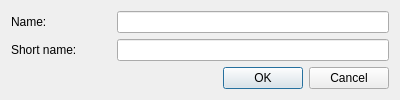
Old version of the form OrmasAdmin/OrmasAdmin/CreatePrdTpDlg.ui in the repository Dalerjon/TheOrmasProejct.
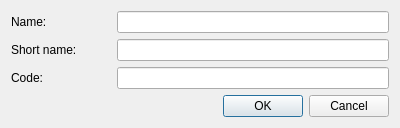
New version of the form.

```diff
--- a/OrmasAdmin/OrmasAdmin/CreatePrdTpDlg.ui
+++ b/OrmasAdmin/OrmasAdmin/CreatePrdTpDlg.ui
@@ -7,7 +7,7 @@
     <x>0</x>
     <y>0</y>
     <width>400</width>
-    <height>99</height>
+    <height>127</height>
    </rect>
   </property>
   <property name="sizePolicy">
@@ -65,7 +65,7 @@
      </property>
     </widget>
    </item>
-   <item row="2" column="0" colspan="2">
+   <item row="3" column="0" colspan="2">
     <layout class="QHBoxLayout" name="horizontalLayout">
      <item>
       <spacer name="horizontalSpacer">
@@ -103,6 +103,20 @@
      </property>
     </widget>
    </item>
+   <item row="2" column="1">
+    <widget class="QLineEdit" name="codeEdit">
+     <property name="toolTip">
+      <string>&lt;html&gt;&lt;head/&gt;&lt;body&gt;&lt;p&gt;For example: PRODUCT&lt;/p&gt;&lt;/body&gt;&lt;/html&gt;</string>
+     </property>
+    </widget>
+   </item>
+   <item row="2" column="0">
+    <widget class="QLabel" name="codeLb">
+     <property name="text">
+      <string>Code:</string>
+     </property>
+    </widget>
+   </item>
   </layout>
  </widget>
  <tabstops>
```
